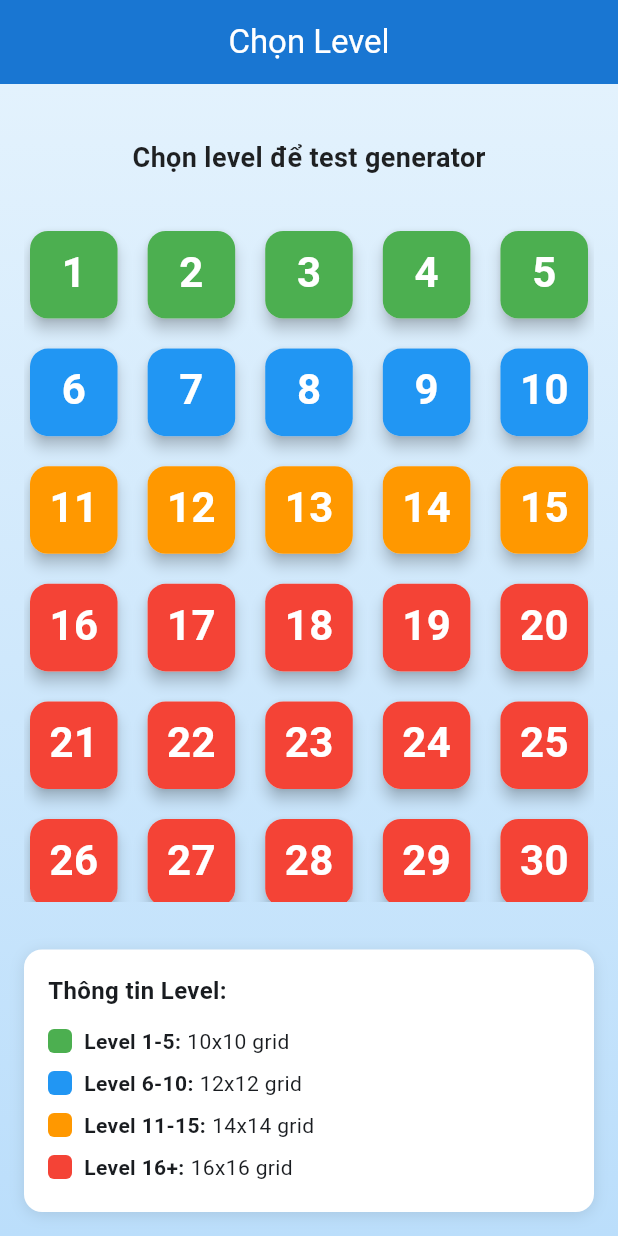
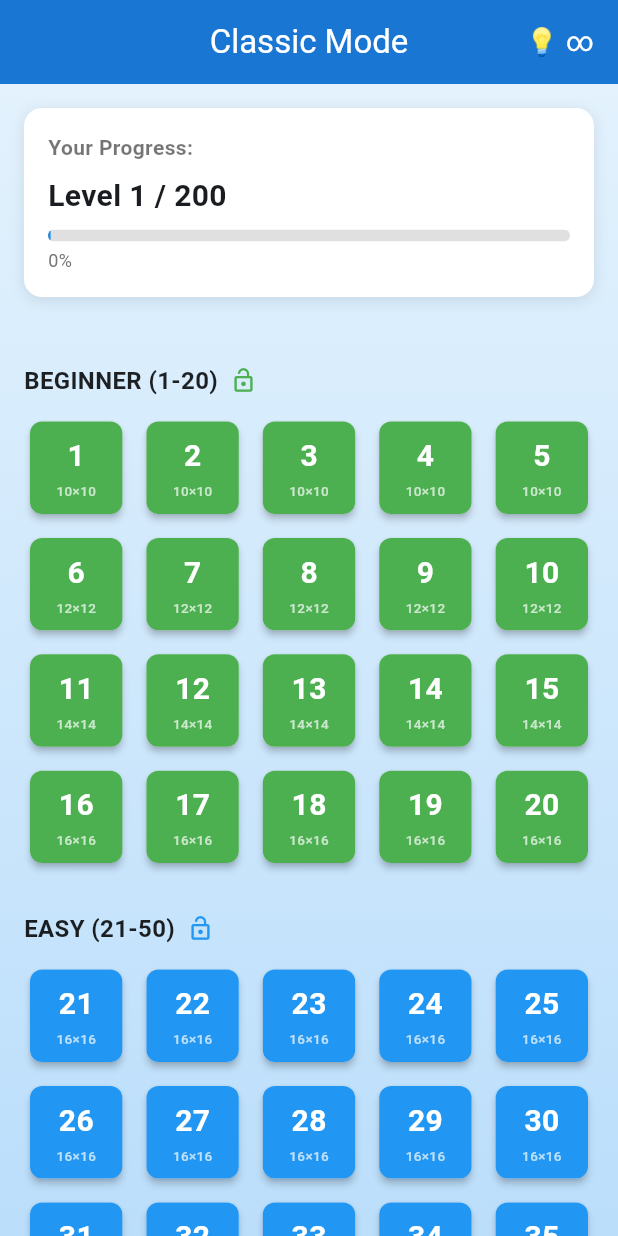
Before and after one commit to Chanhpd/arrow_puzzle, a Flutter app: the screen it shows after launch, on a phone screen of 412 x 824 dp. Run offline on Flutter 3.47's test engine with Material 3 defaults, Android fonts, the light colour scheme and no system bars.

Commit message:
feat(levels): Redesign level selection and enhance generator
This commit introduces a complete redesign of the level selection screen and refines the level generation algorithm for better performance and difficulty scaling.

- **feat(ui): Redesign `LevelSelectorScreen`**
  - Replaces the basic grid with a structured, modern UI for "Classic Mode".
  - Groups levels into sections by difficulty: BEGINNER, EASY, MEDIUM, and HARD. Each section is color-coded.
  - Adds a progress card showing the player's overall completion status.
  - Implements a "Random Level" button for quick play.
  - Level buttons now display grid size and will show completion status (stars and checkmarks) in the future.

- **feat(levels): Expand difficulty scaling up to Level 200**
  - The level generation logic in `GameController` is extended to support up to 200 levels, with adjusted parameters for grid size, arrow count, and density for a smoother difficulty curve.

- **perf(generator): Implement dynamic solver complexity**
  - The `LevelGenerator` now dynamically calculates the `maxStates` parameter for the puzzle solver based on the board's complexity (rows, columns, arrow count). This improves performance by allocating more resources for complex puzzles and fewer for simple ones.

- **refactor(generator): Tune generation parameters**
  - Increases the maximum number of retries from 100 to 150 to improve the success rate of finding a solvable board for complex levels.
  - Adjusts internal logging frequency for better debug visibility.

```diff
--- a/lib/controllers/game_controller.dart
+++ b/lib/controllers/game_controller.dart
@@ -36,20 +36,32 @@ class GameController extends ChangeNotifier {
     if (level <= 5) {
       rows = cols = 10;
       numArrows = 10 + (level * 2); // 12, 14, 16, 18, 20
-      density = 0.60 + (level * 0.02); // 0.62 - 0.70
+      density = 0.55 + (level * 0.02); // 0.57 - 0.65
     } else if (level <= 10) {
       rows = cols = 12;
       numArrows = 18 + ((level - 5) * 2); // 20, 22, 24, 26, 28
-      density = 0.65 + ((level - 5) * 0.02); // 0.67 - 0.75
+      density = 0.60 + ((level - 5) * 0.01); // 0.61 - 0.65
     } else if (level <= 15) {
       rows = cols = 14;
-      numArrows = 24 + ((level - 10) * 3); // 27, 30, 33, 36, 39
-      density = 0.68 + ((level - 10) * 0.02); // 0.70 - 0.78
+      numArrows = 22 + ((level - 10) * 2); // 24, 26, 28, 30, 32
+      density = 0.58 + ((level - 10) * 0.015); // 0.595 - 0.655
+    } else if (level <= 50) {
+      rows = cols = 16;
+      numArrows = 28 + ((level - 15) * 2); // 30, 32, 34... up to 98
+      density = 0.60 + ((level - 15) * 0.005); // 0.605 - 0.775
+      if (density > 0.70) density = 0.70; // Cap at 70%
+    } else if (level <= 100) {
+      rows = cols = 16;
+      numArrows = 35 + ((level - 50)); // 36 to 85
+      density = 0.65 + ((level - 50) * 0.003); // 0.653 - 0.803
+      if (density > 0.75) density = 0.75; // Cap at 75%
     } else {
+      // Level 101-200: Harder configurations
       rows = cols = 16;
-      numArrows = 35 + ((level - 15) * 3); // 38, 41, 44...
-      density = 0.70 + ((level - 15) * 0.01); // 0.71+
-      if (density > 0.85) density = 0.85; // Cap at 85%
+      numArrows = 40 + ((level - 100)); // 41 to 140
+      density = 0.70 + ((level - 100) * 0.001); // 0.701 - 0.800
+      if (density > 0.80) density = 0.80; // Cap at 80%
+      if (numArrows > 100) numArrows = 100; // Cap arrows
     }
 
     return {
--- a/lib/screens/game_screen.dart
+++ b/lib/screens/game_screen.dart
@@ -77,7 +77,9 @@ class _GameScreenState extends State<GameScreen> {
           IconButton(
             icon: const Icon(Icons.refresh),
             onPressed: () {
-              context.read<GameController>().generateLevel(level: widget.initialLevel);
+              context.read<GameController>().generateLevel(
+                level: widget.initialLevel,
+              );
             },
             tooltip: 'Generate lại level này',
           ),
--- a/lib/screens/level_selector_screen.dart
+++ b/lib/screens/level_selector_screen.dart
@@ -1,18 +1,38 @@
 import 'package:flutter/material.dart';
 import 'game_screen.dart';
 
-/// Màn hình chọn level
+/// Màn hình chọn level - Classic Mode
 class LevelSelectorScreen extends StatelessWidget {
   const LevelSelectorScreen({super.key});
+
+  // Cấu hình sections
+  static const int maxLevel = 200;
+  static const List<LevelSection> sections = [
+    LevelSection(name: 'BEGINNER', start: 1, end: 20, color: Colors.green),
+    LevelSection(name: 'EASY', start: 21, end: 50, color: Colors.blue),
+    LevelSection(name: 'MEDIUM', start: 51, end: 100, color: Colors.orange),
+    LevelSection(name: 'HARD', start: 101, end: 200, color: Colors.red),
+  ];
 
   @override
   Widget build(BuildContext context) {
     return Scaffold(
       appBar: AppBar(
-        title: const Text('Chọn Level'),
+        title: const Text('Classic Mode'),
         centerTitle: true,
         backgroundColor: Colors.blue.shade700,
         foregroundColor: Colors.white,
+        actions: [
+          Padding(
+            padding: const EdgeInsets.only(right: 16),
+            child: Center(
+              child: Text(
+                '💡 ∞',
+                style: TextStyle(fontSize: 18),
+              ),
+            ),
+          ),
+        ],
       ),
       body: Container(
         decoration: BoxDecoration(
@@ -28,39 +48,17 @@ class LevelSelectorScreen extends StatelessWidget {
         child: SafeArea(
           child: Column(
             children: [
-              const SizedBox(height: 20),
-              const Padding(
-                padding: EdgeInsets.all(16.0),
-                child: Text(
-                  'Chọn level để test generator',
-                  style: TextStyle(
-                    fontSize: 18,
-                    fontWeight: FontWeight.bold,
-                    color: Colors.black87,
-                  ),
+              _buildProgressCard(),
+              Expanded(
+                child: ListView(
+                  padding: const EdgeInsets.all(16.0),
+                  children: [
+                    for (final section in sections)
+                      _buildSection(context, section),
+                    const SizedBox(height: 16),
+                    _buildRandomLevelButton(context),
+                  ],
                 ),
-              ),
-              Expanded(
-                child: Padding(
-                  padding: const EdgeInsets.all(16.0),
-                  child: GridView.builder(
-                    gridDelegate: const SliverGridDelegateWithFixedCrossAxisCount(
-                      crossAxisCount: 5,
-                      crossAxisSpacing: 12,
-                      mainAxisSpacing: 12,
-                      childAspectRatio: 1.0,
-                    ),
-                    itemCount: 30, // Có thể test đến level 30
-                    itemBuilder: (context, index) {
-                      final level = index + 1;
-                      return _buildLevelButton(context, level);
-                    },
-                  ),
-                ),
-              ),
-              Padding(
-                padding: const EdgeInsets.all(16.0),
-                child: _buildLevelInfo(),
               ),
             ],
           ),
@@ -69,74 +67,13 @@ class LevelSelectorScreen extends StatelessWidget {
     );
   }
 
-  Widget _buildLevelButton(BuildContext context, int level) {
-    // Xác định cấu hình level để hiển thị thông tin
-    String gridSize;
-    Color color;
+  Widget _buildProgressCard() {
+    // TODO: Kết nối với game state để lấy progress thực
+    final currentLevel = 1; // Tạm thời hardcode, sau sẽ lấy từ saved data
+    final progress = (currentLevel / maxLevel * 100).toInt();
 
-    if (level <= 5) {
-      gridSize = '10x10';
-      color = Colors.green;
-    } else if (level <= 10) {
-      gridSize = '12x12';
-      color = Colors.blue;
-    } else if (level <= 15) {
-      gridSize = '14x14';
-      color = Colors.orange;
-    } else {
-      gridSize = '16x16';
-      color = Colors.red;
-    }
-
-    return Card(
-      elevation: 4,
-      shape: RoundedRectangleBorder(
-        borderRadius: BorderRadius.circular(12),
-      ),
-      child: InkWell(
-        onTap: () {
-          Navigator.push(
-            context,
-            MaterialPageRoute(
-              builder: (context) => GameScreen(initialLevel: level),
-            ),
-          );
-        },
-        borderRadius: BorderRadius.circular(12),
-        child: Container(
-          decoration: BoxDecoration(
-            color:  color,
-            borderRadius: BorderRadius.circular(12),
-          ),
-          child: Column(
-            mainAxisAlignment: MainAxisAlignment.center,
-            children: [
-              Text(
-                '$level',
-                style: const TextStyle(
-                  fontSize: 28,
-                  fontWeight: FontWeight.bold,
-                  color: Colors.white,
-                ),
-              ),
-              const SizedBox(height: 4),
-              // Text(
-              //   gridSize,
-              //   style: const TextStyle(
-              //     fontSize: 11,
-              //     color: Colors.white,
-              //     fontWeight: FontWeight.w500,
-              //   ),
-              // ),
-            ],
-          ),
-        ),
-      ),
-    );
-  }
-
-  Widget _buildLevelInfo() {
     return Container(
+      margin: const EdgeInsets.all(16),
       padding: const EdgeInsets.all(16),
       decoration: BoxDecoration(
         color: Colors.white,
@@ -153,44 +90,247 @@ class LevelSelectorScreen extends StatelessWidget {
         crossAxisAlignment: CrossAxisAlignment.start,
         children: [
           const Text(
-            'Thông tin Level:',
+            'Your Progress:',
             style: TextStyle(
-              fontSize: 16,
+              fontSize: 14,
+              fontWeight: FontWeight.bold,
+              color: Colors.black54,
+            ),
+          ),
+          const SizedBox(height: 8),
+          Text(
+            'Level $currentLevel / $maxLevel',
+            style: const TextStyle(
+              fontSize: 20,
               fontWeight: FontWeight.bold,
             ),
           ),
           const SizedBox(height: 8),
-          _buildInfoRow(Colors.green, 'Level 1-5:', '10x10 grid'),
-          _buildInfoRow(Colors.blue, 'Level 6-10:', '12x12 grid'),
-          _buildInfoRow(Colors.orange, 'Level 11-15:', '14x14 grid'),
-          _buildInfoRow(Colors.red, 'Level 16+:', '16x16 grid'),
+          ClipRRect(
+            borderRadius: BorderRadius.circular(8),
+            child: LinearProgressIndicator(
+              value: currentLevel / maxLevel,
+              minHeight: 8,
+              backgroundColor: Colors.grey.shade300,
+              valueColor: AlwaysStoppedAnimation<Color>(Colors.blue.shade600),
+            ),
+          ),
+          const SizedBox(height: 4),
+          Text(
+            '$progress%',
+            style: TextStyle(
+              fontSize: 12,
+              color: Colors.grey.shade600,
+            ),
+          ),
         ],
       ),
     );
   }
 
-  Widget _buildInfoRow(Color color, String label, String info) {
-    return Padding(
-      padding: const EdgeInsets.symmetric(vertical: 4),
-      child: Row(
-        children: [
-          Container(
-            width: 16,
-            height: 16,
-            decoration: BoxDecoration(
-              color: color,
-              borderRadius: BorderRadius.circular(4),
+  Widget _buildSection(BuildContext context, LevelSection section) {
+    return Column(
+      crossAxisAlignment: CrossAxisAlignment.start,
+      children: [
+        Padding(
+          padding: const EdgeInsets.symmetric(vertical: 12),
+          child: Row(
+            children: [
+              Text(
+                '${section.name} (${section.start}-${section.end})',
+                style: const TextStyle(
+                  fontSize: 16,
+                  fontWeight: FontWeight.bold,
+                  color: Colors.black87,
+                ),
+              ),
+              const SizedBox(width: 8),
+              Icon(
+                Icons.lock_open,
+                size: 18,
+                color: section.color,
+              ),
+            ],
+          ),
+        ),
+        GridView.builder(
+          shrinkWrap: true,
+          physics: const NeverScrollableScrollPhysics(),
+          gridDelegate: const SliverGridDelegateWithFixedCrossAxisCount(
+            crossAxisCount: 5,
+            crossAxisSpacing: 8,
+            mainAxisSpacing: 8,
+            childAspectRatio: 1.0,
+          ),
+          itemCount: section.end - section.start + 1,
+          itemBuilder: (context, index) {
+            final level = section.start + index;
+            return _buildLevelButton(context, level, section.color);
+          },
+        ),
+        const SizedBox(height: 16),
+      ],
+    );
+  }
+
+  Widget _buildRandomLevelButton(BuildContext context) {
+    return Card(
+      elevation: 4,
+      shape: RoundedRectangleBorder(
+        borderRadius: BorderRadius.circular(12),
+      ),
+      child: InkWell(
+        onTap: () {
+          // Random level từ 1-200
+          final randomLevel = DateTime.now().millisecond % maxLevel + 1;
+          Navigator.push(
+            context,
+            MaterialPageRoute(
+              builder: (context) => GameScreen(initialLevel: randomLevel),
             ),
+          );
+        },
+        borderRadius: BorderRadius.circular(12),
+        child: Container(
+          padding: const EdgeInsets.symmetric(vertical: 16),
+          decoration: BoxDecoration(
+            gradient: LinearGradient(
+              colors: [Colors.purple.shade400, Colors.purple.shade600],
+            ),
+            borderRadius: BorderRadius.circular(12),
           ),
-          const SizedBox(width: 8),
-          Text(
-            label,
-            style: const TextStyle(fontWeight: FontWeight.w600),
+          child: const Row(
+            mainAxisAlignment: MainAxisAlignment.center,
+            children: [
+              Icon(Icons.shuffle, color: Colors.white, size: 24),
+              SizedBox(width: 8),
+              Text(
+                'RANDOM LEVEL',
+                style: TextStyle(
+                  fontSize: 16,
+                  fontWeight: FontWeight.bold,
+                  color: Colors.white,
+                ),
+              ),
+            ],
           ),
-          const SizedBox(width: 4),
-          Text(info),
-        ],
+        ),
+      ),
+    );
+  }
+
+  Widget _buildLevelButton(BuildContext context, int level, Color sectionColor) {
+    // Xác định grid size dựa trên level
+    String gridSize;
+    if (level <= 5) {
+      gridSize = '10×10';
+    } else if (level <= 10) {
+      gridSize = '12×12';
+    } else if (level <= 15) {
+      gridSize = '14×14';
+    } else {
+      gridSize = '16×16';
+    }
+
+    // TODO: Kiểm tra completed status từ saved data
+    final isCompleted = false; // Tạm thời false, sau sẽ load từ storage
+    final stars = 0; // 0-3 stars earned
+
+    return Card(
+      elevation: 2,
+      shape: RoundedRectangleBorder(
+        borderRadius: BorderRadius.circular(8),
+      ),
+      child: InkWell(
+        onTap: () {
+          Navigator.push(
+            context,
+            MaterialPageRoute(
+              builder: (context) => GameScreen(initialLevel: level),
+            ),
+          );
+        },
+        borderRadius: BorderRadius.circular(8),
+        child: Container(
+          decoration: BoxDecoration(
+            color : sectionColor,
+            borderRadius: BorderRadius.circular(8),
+            border: isCompleted
+                ? Border.all(color: Colors.yellow.shade700, width: 2)
+                : null,
+          ),
+          child: Stack(
+            children: [
+              // Checkmark for completed levels
+              if (isCompleted)
+                Positioned(
+                  top: 2,
+                  right: 2,
+                  child: Icon(
+                    Icons.check_circle,
+                    size: 14,
+                    color: Colors.yellow.shade700,
+                  ),
+                ),
+              // Level number and info
+              Center(
+                child: Column(
+                  mainAxisAlignment: MainAxisAlignment.center,
+                  children: [
+                    Text(
+                      '$level',
+                      style: const TextStyle(
+                        fontSize: 20,
+                        fontWeight: FontWeight.bold,
+                        color: Colors.white,
+                      ),
+                    ),
+                    const SizedBox(height: 2),
+                    Text(
+                      gridSize,
+                      style: const TextStyle(
+                        fontSize: 9,
+                        color: Colors.white70,
+                        fontWeight: FontWeight.w500,
+                      ),
+                    ),
+                    if (isCompleted && stars > 0)
+                      Padding(
+                        padding: const EdgeInsets.only(top: 2),
+                        child: Row(
+                          mainAxisSize: MainAxisSize.min,
+                          children: List.generate(
+                            3,
+                            (index) => Icon(
+                              index < stars ? Icons.star : Icons.star_border,
+                              size: 8,
+                              color: Colors.yellow.shade300,
+                            ),
+                          ),
+                        ),
+                      ),
+                  ],
+                ),
+              ),
+            ],
+          ),
+        ),
       ),
     );
   }
 }
+
+/// Model cho level section
+class LevelSection {
+  final String name;
+  final int start;
+  final int end;
+  final MaterialColor color;
+
+  const LevelSection({
+    required this.name,
+    required this.start,
+    required this.end,
+    required this.color,
+  });
+}
--- a/lib/services/level_generator.dart
+++ b/lib/services/level_generator.dart
@@ -15,11 +15,15 @@ class LevelGenerator {
     required int cols,
     required int numArrows,
     double densityTarget = 0.75,
-    int maxRetries = 100, // Tăng lên 100 để đảm bảo tìm được solvable board
+    int maxRetries = 150, // Tăng lên 150 để có nhiều cơ hội hơn
   }) {
     int retryCount = 0;
     int fastCheckFails = 0;
     int fullCheckFails = 0;
+
+    // Điều chỉnh maxStates dựa trên độ phức tạp
+    final complexity = (rows * cols * numArrows) ~/ 100;
+    final maxStates = (10000 + complexity * 500).clamp(8000, 20000);
 
     while (retryCount < maxRetries) {
       final board = _generateBoardInternal(
@@ -33,7 +37,7 @@ class LevelGenerator {
       if (!PuzzleSolver.hasImmediateMove(board)) {
         fastCheckFails++;
         retryCount++;
-        if (retryCount % 20 == 0) {
+        if (retryCount % 30 == 0) {
           print(
             '⚠️ Fast check failed $fastCheckFails times, retrying... ($retryCount/$maxRetries)',
           );
@@ -45,22 +49,21 @@ class LevelGenerator {
       if (PuzzleSolver.hasDeadlock(board)) {
         fastCheckFails++;
         retryCount++;
-        if (retryCount % 20 == 0) {
+        if (retryCount % 30 == 0) {
           print('⚠️ Deadlock detected, retrying... ($retryCount/$maxRetries)');
         }
         continue;
       }
 
-      // Step 3: Full solvability check (BFS) với maxStates thấp hơn cho fast generation
-      // Chỉ chạy full check khi fast checks pass
-      if (PuzzleSolver.isSolvable(board, maxStates: 8000)) {
-        print('✅ Generated solvable puzzle after $retryCount retries');
+      // Step 3: Full solvability check (BFS) với maxStates động
+      if (PuzzleSolver.isSolvable(board, maxStates: maxStates)) {
+        print('✅ Generated solvable puzzle after $retryCount retries (maxStates: $maxStates)');
         return board;
       }
 
       fullCheckFails++;
       retryCount++;
-      if (retryCount % 20 == 0) {
+      if (retryCount % 30 == 0) {
         print(
           '⚠️ Full solvability check failed $fullCheckFails times, retrying... ($retryCount/$maxRetries)',
         );
```
